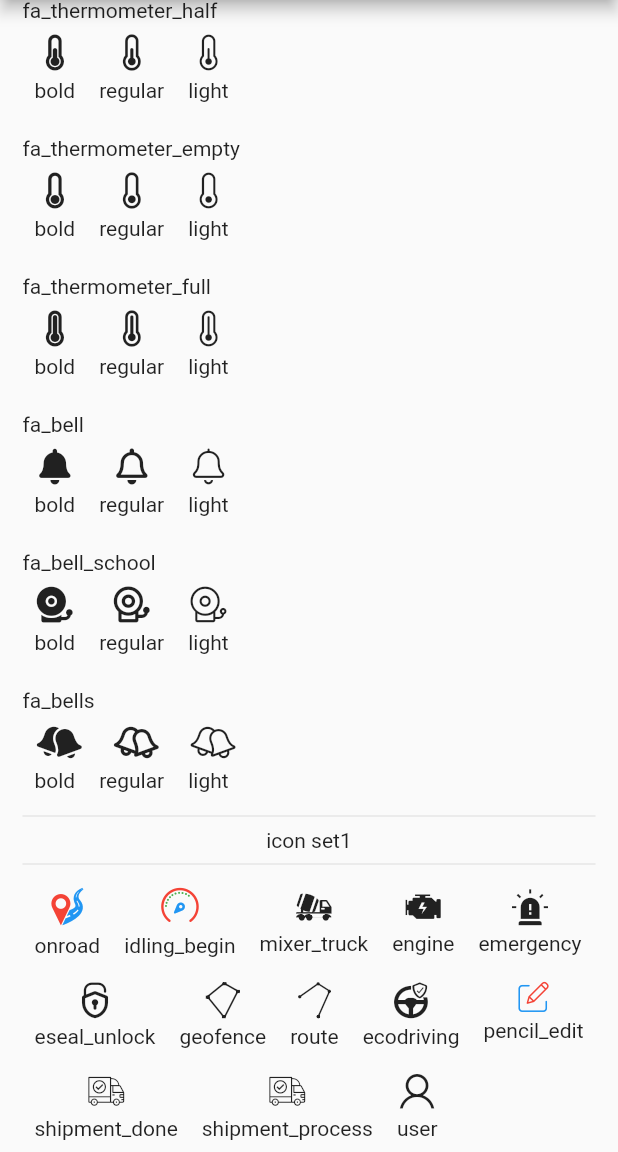
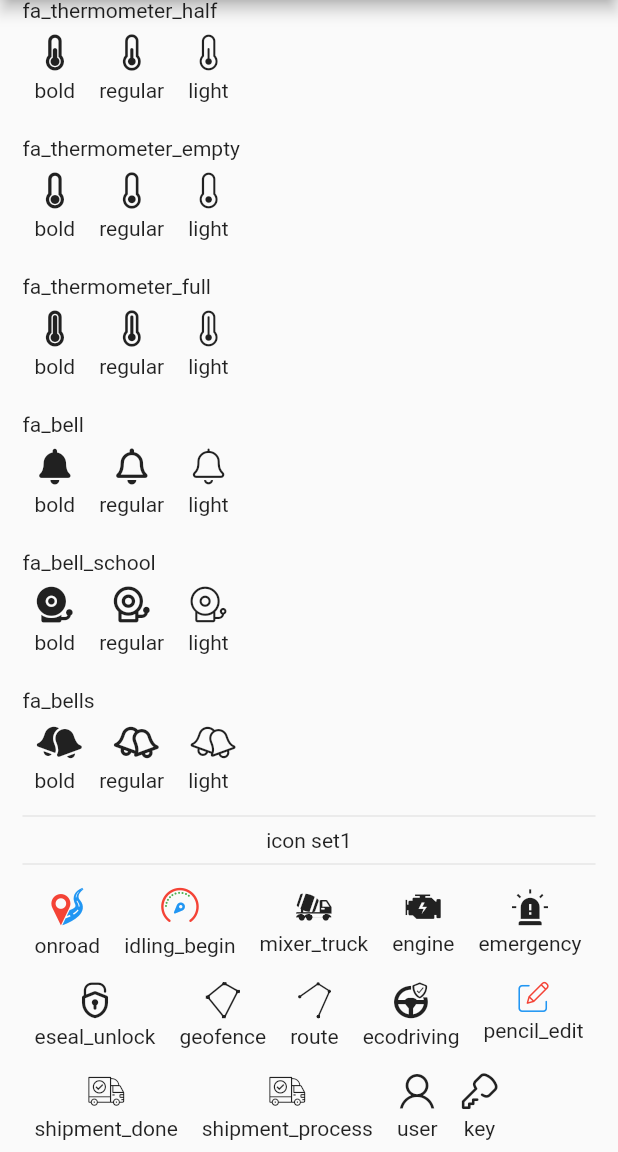
Before and after one commit to Renoldi/component_icon, a Flutter app: the screen it shows after launch, scrolled down 1277 dp, on a phone screen of 412 x 824 dp, the part 84-1236 px from its top. Run offline on Flutter 3.47's test engine with Material 2 defaults, Android fonts, the phone set to English and light mode, and no system bars.

Commit message:
add icon key

```diff
--- a/example/lib/main.dart
+++ b/example/lib/main.dart
@@ -130,6 +130,9 @@ class _MyHomePageState extends State<MyHomePage> {
                 IconSet1.item(
                     child: Icon(IconSet1(IconSet1Id.user)),
                     title: "user"),
+                IconSet1.item(
+                    child: Icon(IconSet1(IconSet1Id.key)),
+                    title: "key"),
               ],
             ),
           ),
--- a/lib/icon_set1.dart
+++ b/lib/icon_set1.dart
@@ -20,9 +20,9 @@ class IconSet1 extends IconData {
                     child: Text(title),
                   )
                 : Container(
-                  width: 0,
-                  height: 0,
-                )
+                    width: 0,
+                    height: 0,
+                  )
           ],
         ));
   }
@@ -64,6 +64,7 @@ class IconSet1Id {
   static const int shipment_done = 0xe90b;
   static const int shipment_process = 0xe90b;
   static const int user = 0xe90d;
+  static const int key = 0xe90e;
 }
 
 class IconSetConfig {
```
Also changed, not shown: lib/fonts/selection.json (+1 -1 lines), lib/fonts/icon-set1.svg, lib/fonts/icon-set1.ttf, 2 other files.
